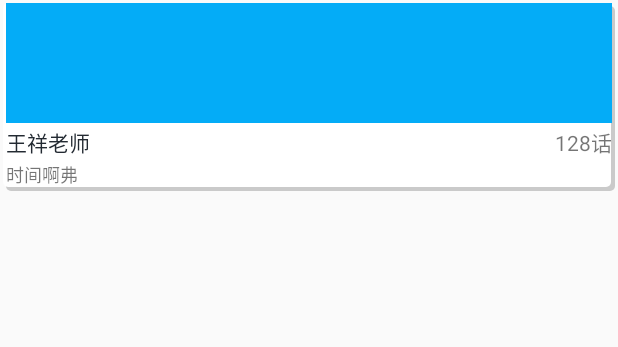
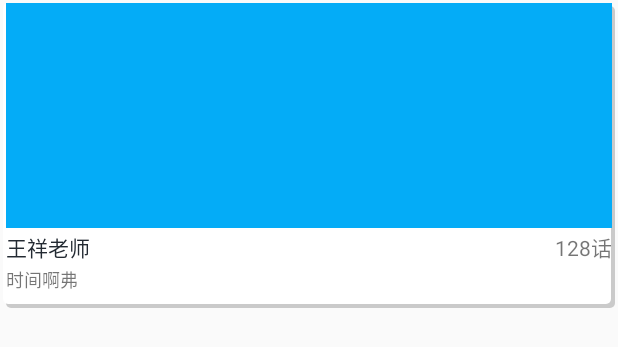
Before and after one commit to huaer123/MengAnime, an Android app: the layout item_cartoon_recommend.xml on its own in the app's theme, with its tools: preview values and no code run, on a phone screen of 412 x 824 dp. Shown: the top 347 px of the screen. Run offline under Robolectric (Android 15) with nearby library versions, the phone set to English and light mode, and no system bars.

Commit message:
精彩推荐/热门连载 添加Header

```diff
--- a/app/src/main/res/layout/item_cartoon_recommend.xml
+++ b/app/src/main/res/layout/item_cartoon_recommend.xml
@@ -10,7 +10,7 @@
     <ImageView
         android:id="@+id/iv_cartoon"
         android:layout_width="match_parent"
-        android:layout_height="80dp"
+        android:layout_height="150dp"
         android:layout_marginLeft="2dp"
         android:layout_marginRight="2dp"
         android:scaleType="fitXY"
@@ -50,7 +50,7 @@
         android:ellipsize="end"
         android:layout_marginLeft="2dp"
         android:layout_marginRight="2dp"
-        android:layout_marginBottom="2dp"
+        android:layout_marginBottom="10dp"
         android:gravity="center_vertical"
         android:layout_weight="1"
         android:textSize="12sp"
```
Also changed, not shown: app/src/main/java/com/menganime/adapter/RecommendAdapter.java (+33 -19 lines), app/src/main/java/com/menganime/fragment/cartoonfragment/RecommendFragment.java (+8 -0 lines), app/src/main/java/com/menganime/fragment/cartoonfragment/SerialFragment.java (+10 -2 lines).
